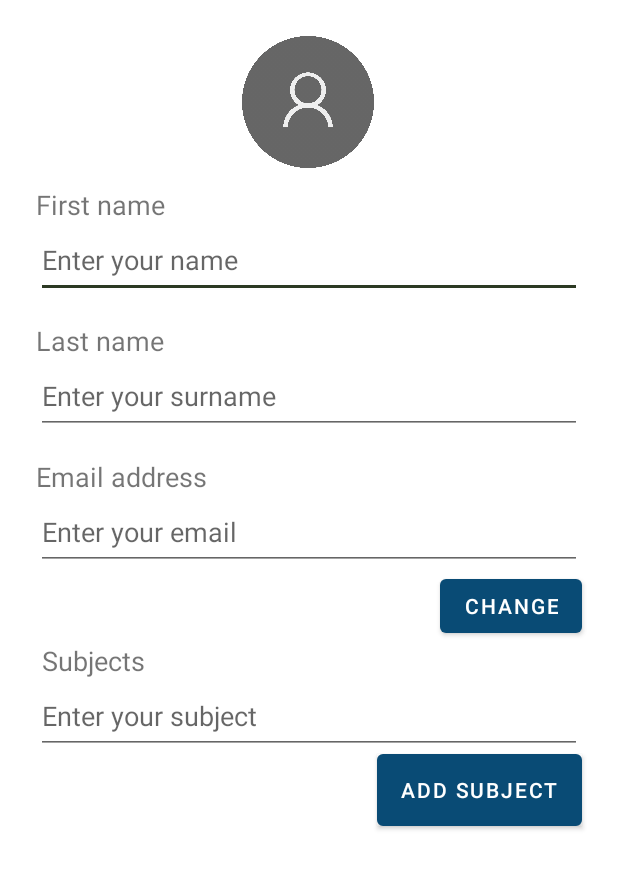
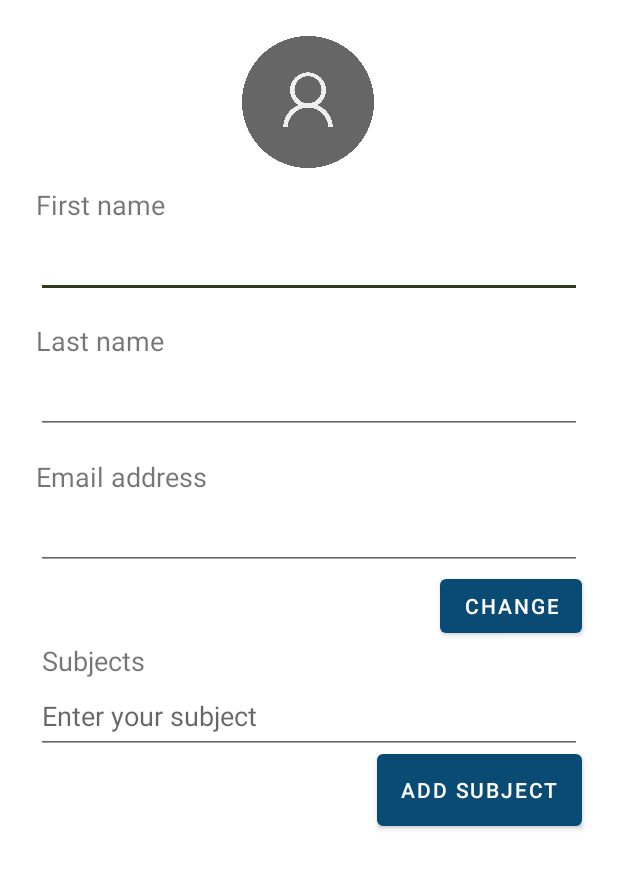
Before and after one commit to viktordenac/RAZVOJ-PROGRAMSKIH-SISTEMOV, an Android app: the layout fragment_user.xml on its own in the app's theme, with its tools: preview values and no code run, on a phone screen of 412 x 824 dp. Shown: the top 869 px of the screen. Run offline under Robolectric (Android 15) with nearby library versions, the phone set to English and light mode, and no system bars.

```diff
--- a/app/build.gradle
+++ b/app/build.gradle
@@ -46,7 +46,6 @@ dependencies {
     implementation 'androidx.navigation:navigation-fragment-ktx:2.4.1'
     implementation 'androidx.navigation:navigation-ui-ktx:2.4.1'
     implementation 'de.hdodenhof:circleimageview:3.1.0'
-    implementation 'androidx.legacy:legacy-support-v4:1.0.0'
     testImplementation 'junit:junit:4.13.2'
     androidTestImplementation 'androidx.test.ext:junit:1.1.5'
     androidTestImplementation 'androidx.test.espresso:espresso-core:3.5.1'
--- /dev/null
+++ b/app/src/main/java/com/example/razvojprogramskihsistemov/ui/user/SubjectProvider.kt
@@ -0,0 +1,5 @@
+package com.example.razvojprogramskihsistemov.ui.user
+
+interface SubjectProvider {
+    fun getSubjects(): List<String>
+}
--- a/app/src/main/res/layout/fragment_user.xml
+++ b/app/src/main/res/layout/fragment_user.xml
@@ -23,7 +23,7 @@
         android:layout_height="wrap_content"
         android:layout_marginStart="24dp"
         android:layout_marginTop="12dp"
-        android:text="First name"
+        android:text="@string/first_name"
         android:textSize="18sp"
         app:layout_constraintStart_toStartOf="parent"
         app:layout_constraintTop_toBottomOf="@+id/image_user_photo" />
@@ -34,7 +34,6 @@
         android:layout_height="50dp"
         android:layout_marginStart="24dp"
         android:layout_marginEnd="24dp"
-        android:hint="Enter your name"
         android:inputType="textPersonName"
         app:layout_constraintEnd_toEndOf="parent"
         app:layout_constraintStart_toStartOf="parent"
@@ -45,7 +44,7 @@
         android:layout_width="wrap_content"
         android:layout_height="wrap_content"
         android:layout_marginTop="16dp"
-        android:text="Last name"
+        android:text="@string/last_name"
         android:textSize="18sp"
         app:layout_constraintStart_toStartOf="@+id/edit_name"
         app:layout_constraintTop_toBottomOf="@+id/edit_name" />
@@ -56,7 +55,6 @@
         android:layout_height="50dp"
         android:layout_marginStart="24dp"
         android:layout_marginEnd="24dp"
-        android:hint="Enter your surname"
         android:inputType="textPersonName"
         app:layout_constraintEnd_toEndOf="parent"
         app:layout_constraintStart_toStartOf="parent"
@@ -67,7 +65,7 @@
         android:layout_width="wrap_content"
         android:layout_height="wrap_content"
         android:layout_marginTop="16dp"
-        android:text="Email address"
+        android:text="@string/email_address"
         android:textSize="18sp"
         app:layout_constraintStart_toStartOf="@+id/edit_surname"
         app:layout_constraintTop_toBottomOf="@+id/edit_surname" />
@@ -78,7 +76,6 @@
         android:layout_height="50dp"
         android:layout_marginStart="24dp"
         android:layout_marginEnd="24dp"
-        android:hint="Enter your email"
         android:inputType="textEmailAddress"
         app:layout_constraintEnd_toEndOf="parent"
         app:layout_constraintStart_toStartOf="parent"
@@ -89,7 +86,7 @@
         android:layout_width="wrap_content"
         android:layout_height="wrap_content"
         android:layout_marginStart="4dp"
-        android:text="Subjects"
+        android:text="@string/subjects"
         android:textSize="18sp"
         app:layout_constraintStart_toStartOf="@+id/edit_email"
         app:layout_constraintTop_toBottomOf="@+id/btn_change_user" />
@@ -100,8 +97,8 @@
         android:layout_height="50dp"
         android:layout_marginStart="24dp"
         android:layout_marginEnd="24dp"
-        android:hint="Enter your subject"
         android:inputType="text"
+        android:hint="@string/enter_your_subject"
         app:layout_constraintEnd_toEndOf="parent"
         app:layout_constraintHorizontal_bias="0.0"
         app:layout_constraintStart_toStartOf="parent"
@@ -112,7 +109,7 @@
         android:layout_width="wrap_content"
         android:layout_height="0dp"
         android:background="@drawable/button_style"
-        android:text="Add subject"
+        android:text="@string/add_subject"
         app:layout_constraintEnd_toEndOf="@+id/edit_subject"
         app:layout_constraintTop_toBottomOf="@+id/edit_subject" />
 
--- a/app/src/main/res/values/strings.xml
+++ b/app/src/main/res/values/strings.xml
@@ -13,4 +13,18 @@
     <string name="open">Open</string>
     <string name="close">Close</string>
     <string name="user">User</string>
+    <string name="hello_blank_fragment">Hello blank fragment</string>
+    <string name="profile">Profile</string>
+    <string name="logout">Logout</string>
+    <string name="calendar">Calendar</string>
+    <string name="communicate">Communicate</string>
+    <string name="share">Share</string>
+    <string name="feedback">Feedback</string>
+    <string name="enter_your_subject">Enter your subject</string>
+    <string name="add_subject">Add subject</string>
+    <string name="subjects">Subjects</string>
+    <string name="enter_your_email">Enter your email</string>
+    <string name="email_address">Email address</string>
+    <string name="last_name">Last name</string>
+    <string name="first_name">First name</string>
 </resources>
```
Also changed, not shown: app/src/main/java/com/example/razvojprogramskihsistemov/ui/calendar/CalendarFragment.kt (+26 -4 lines), app/src/main/res/layout/fragment_calendar.xml (+11 -0 lines), app/src/main/res/values-night/strings.xml (+26 -1 lines), app/src/main/res/values/array.xml (added, +7 -0 lines).
